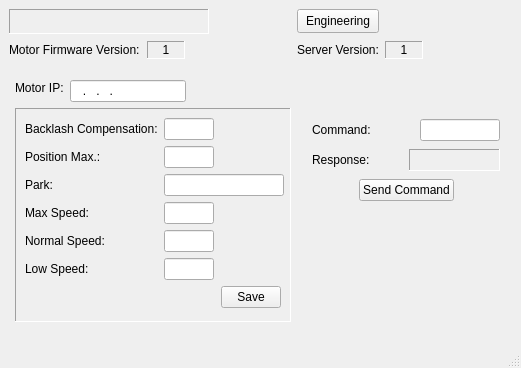
Above: assets/ui/settings.ui from dev-LNA/HostFocuser160 before the change. Below: the same form after it.
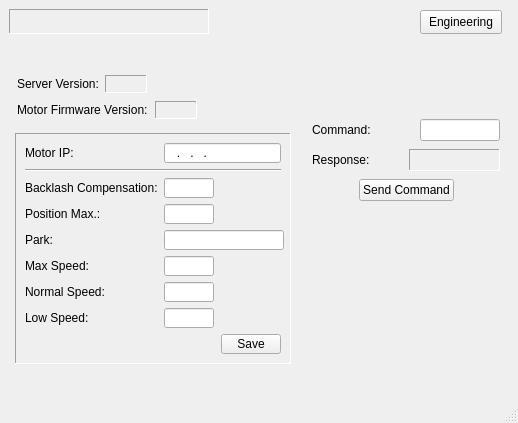
That is the form after the change.

Commit message:
Added version support and updated settings signals
- The server and motor firmware versions are now updated and shown
in the settings window
- The motor settings signals are now transmitted by a dictionary
providing an easy way to add more readings if needed

```diff
--- a/assets/ui/settings.ui
+++ b/assets/ui/settings.ui
@@ -9,8 +9,8 @@
    <rect>
     <x>0</x>
     <y>0</y>
-    <width>521</width>
-    <height>368</height>
+    <width>518</width>
+    <height>423</height>
    </rect>
   </property>
   <property name="windowTitle">
@@ -23,19 +23,6 @@
 </string>
   </property>
   <widget class="QWidget" name="centralwidget">
-   <widget class="QLabel" name="lblMotoIP">
-    <property name="geometry">
-     <rect>
-      <x>15</x>
-      <y>80</y>
-      <width>49</width>
-      <height>16</height>
-     </rect>
-    </property>
-    <property name="text">
-     <string>Motor IP:</string>
-    </property>
-   </widget>
    <widget class="QLabel" name="lblFocuser">
     <property name="geometry">
      <rect>
@@ -88,8 +75,8 @@
    <widget class="QPushButton" name="btnEngineering">
     <property name="geometry">
      <rect>
-      <x>297</x>
-      <y>9</y>
+      <x>420</x>
+      <y>10</y>
       <width>82</width>
       <height>24</height>
      </rect>
@@ -107,44 +94,13 @@
      <string>Engineering</string>
     </property>
    </widget>
-   <widget class="QLineEdit" name="txtMotorIP">
-    <property name="geometry">
-     <rect>
-      <x>70</x>
-      <y>80</y>
-      <width>116</width>
-      <height>22</height>
-     </rect>
-    </property>
-    <property name="statusTip">
-     <string>Motor IP</string>
-    </property>
-    <property name="styleSheet">
-     <string notr="true"/>
-    </property>
-    <property name="inputMask">
-     <string>000.000.000.000</string>
-    </property>
-    <property name="text">
-     <string>...</string>
-    </property>
-    <property name="frame">
-     <bool>true</bool>
-    </property>
-    <property name="echoMode">
-     <enum>QLineEdit::EchoMode::Normal</enum>
-    </property>
-    <property name="cursorPosition">
-     <number>0</number>
-    </property>
-   </widget>
    <widget class="QFrame" name="frame">
     <property name="geometry">
      <rect>
       <x>15</x>
-      <y>108</y>
+      <y>133</y>
       <width>276</width>
-      <height>214</height>
+      <height>231</height>
      </rect>
     </property>
     <property name="styleSheet">
@@ -161,13 +117,45 @@
     </property>
     <layout class="QFormLayout" name="formLayout">
      <item row="0" column="0">
+      <widget class="QLabel" name="lblMotoIP">
+       <property name="text">
+        <string>Motor IP:</string>
+       </property>
+      </widget>
+     </item>
+     <item row="0" column="1">
+      <widget class="QLineEdit" name="txtMotorIP">
+       <property name="statusTip">
+        <string>Motor IP</string>
+       </property>
+       <property name="styleSheet">
+        <string notr="true"/>
+       </property>
+       <property name="inputMask">
+        <string>000.000.000.000</string>
+       </property>
+       <property name="text">
+        <string>...</string>
+       </property>
+       <property name="frame">
+        <bool>true</bool>
+       </property>
+       <property name="echoMode">
+        <enum>QLineEdit::EchoMode::Normal</enum>
+       </property>
+       <property name="cursorPosition">
+        <number>0</number>
+       </property>
+      </widget>
+     </item>
+     <item row="2" column="0">
       <widget class="QLabel" name="lblBackComp">
        <property name="text">
         <string>Backlash Compensation:</string>
        </property>
       </widget>
      </item>
-     <item row="0" column="1">
+     <item row="2" column="1">
       <widget class="QLineEdit" name="txtBackComp">
        <property name="minimumSize">
         <size>
@@ -207,14 +195,14 @@
        </property>
       </widget>
      </item>
-     <item row="1" column="0">
+     <item row="3" column="0">
       <widget class="QLabel" name="lblMaxPos">
        <property name="text">
         <string>Position Max.:</string>
        </property>
       </widget>
      </item>
-     <item row="1" column="1">
+     <item row="3" column="1">
       <widget class="QLineEdit" name="txtMaxPos">
        <property name="minimumSize">
         <size>
@@ -251,14 +239,14 @@
        </property>
       </widget>
      </item>
-     <item row="2" column="0">
+     <item row="4" column="0">
       <widget class="QLabel" name="lblParkPos">
        <property name="text">
         <string>Park: </string>
        </property>
       </widget>
      </item>
-     <item row="2" column="1">
+     <item row="4" column="1">
       <widget class="QLineEdit" name="txtPark">
        <property name="minimumSize">
         <size>
@@ -295,14 +283,14 @@
        </property>
       </widget>
      </item>
-     <item row="3" column="0">
+     <item row="5" column="0">
       <widget class="QLabel" name="lblMaxSpeed">
        <property name="text">
         <string>Max Speed:</string>
        </property>
       </widget>
      </item>
-     <item row="3" column="1">
+     <item row="5" column="1">
       <widget class="QLineEdit" name="txtMaxSpeed">
        <property name="minimumSize">
         <size>
@@ -339,14 +327,14 @@
        </property>
       </widget>
      </item>
-     <item row="4" column="0">
+     <item row="6" column="0">
       <widget class="QLabel" name="lblNormSpeed">
        <property name="text">
         <string>Normal Speed:</string>
        </property>
       </widget>
      </item>
-     <item row="4" column="1">
+     <item row="6" column="1">
       <widget class="QLineEdit" name="txtNormalSpeed">
        <property name="minimumSize">
         <size>
@@ -383,14 +371,14 @@
        </property>
       </widget>
      </item>
-     <item row="5" column="0">
+     <item row="7" column="0">
       <widget class="QLabel" name="lblLowSpeed">
        <property name="text">
         <string>Low Speed:</string>
        </property>
       </widget>
      </item>
-     <item row="5" column="1">
+     <item row="7" column="1">
       <widget class="QLineEdit" name="txtLowSpeed">
        <property name="minimumSize">
         <size>
@@ -427,7 +415,7 @@
        </property>
       </widget>
      </item>
-     <item row="6" column="1">
+     <item row="8" column="1">
       <layout class="QHBoxLayout" name="horizontalLayout_3">
        <item>
         <spacer name="horizontalSpacer">
@@ -460,14 +448,21 @@
        </item>
       </layout>
      </item>
+     <item row="1" column="0" colspan="2">
+      <widget class="Line" name="line">
+       <property name="orientation">
+        <enum>Qt::Orientation::Horizontal</enum>
+       </property>
+      </widget>
+     </item>
     </layout>
    </widget>
    <widget class="QWidget" name="layoutWidget">
     <property name="geometry">
      <rect>
-      <x>9</x>
-      <y>40</y>
-      <width>176</width>
+      <x>17</x>
+      <y>100</y>
+      <width>180</width>
       <height>20</height>
      </rect>
     </property>
@@ -501,8 +496,8 @@
       <widget class="QLabel" name="lblFirmVer_value">
        <property name="minimumSize">
         <size>
-         <width>36</width>
-         <height>0</height>
+         <width>40</width>
+         <height>16</height>
         </size>
        </property>
        <property name="maximumSize">
@@ -527,7 +522,7 @@
         <enum>QFrame::Shadow::Sunken</enum>
        </property>
        <property name="text">
-        <string>1</string>
+        <string/>
        </property>
        <property name="alignment">
         <set>Qt::AlignmentFlag::AlignCenter</set>
@@ -542,10 +537,10 @@
    <widget class="QWidget" name="layoutWidget">
     <property name="geometry">
      <rect>
-      <x>297</x>
-      <y>40</y>
-      <width>126</width>
-      <height>20</height>
+      <x>17</x>
+      <y>73</y>
+      <width>130</width>
+      <height>22</height>
      </rect>
     </property>
     <layout class="QHBoxLayout" name="horizontalLayout_2">
@@ -566,8 +561,8 @@
       <widget class="QLabel" name="lblServerVer_val">
        <property name="minimumSize">
         <size>
-         <width>36</width>
-         <height>18</height>
+         <width>40</width>
+         <height>16</height>
         </size>
        </property>
        <property name="maximumSize">
@@ -592,7 +587,7 @@
         <enum>QFrame::Shadow::Sunken</enum>
        </property>
        <property name="text">
-        <string>1</string>
+        <string/>
        </property>
        <property name="alignment">
         <set>Qt::AlignmentFlag::AlignCenter</set>
```
Left out of the diff: 2 changed lines with no effect on the pictures. The commit also changes 14 other files.
